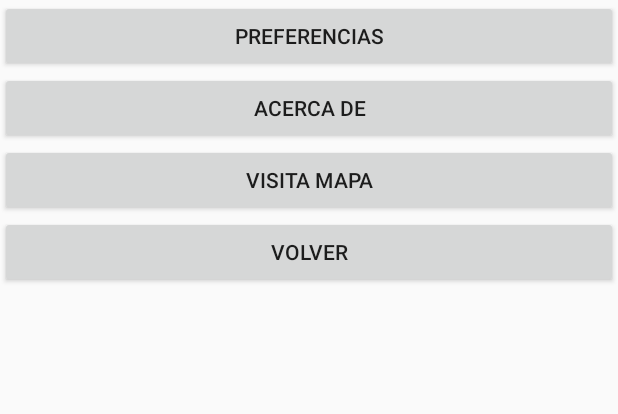
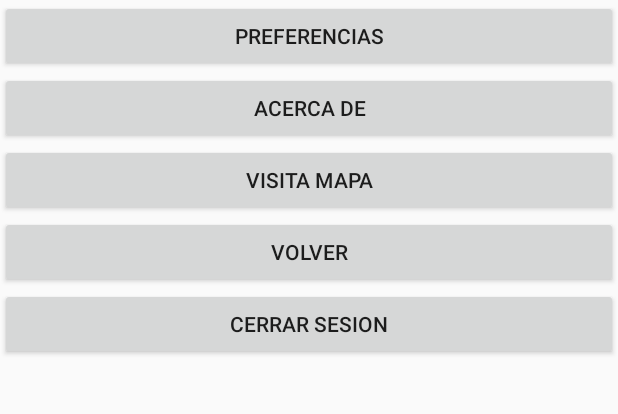
Before and after one commit to SamGuerrero/RolAppeame, an Android app: the layout activity_configuracion.xml on its own in the app's theme, with its tools: preview values and no code run, on a phone screen of 412 x 824 dp, the part 375-789 px from its top. Run offline under Robolectric (Android 15) with nearby library versions, the phone set to English and light mode, and no system bars.

```diff
--- a/app/build.gradle
+++ b/app/build.gradle
@@ -36,6 +36,7 @@ dependencies {
     implementation 'com.google.firebase:firebase-firestore:20.0.0'
     implementation 'com.google.firebase:firebase-core:17.0.0'
     implementation 'com.google.android.gms:play-services-maps:17.0.0'
+    implementation 'com.google.firebase:firebase-auth:19.1.0'
 
 }
 
--- a/app/src/main/AndroidManifest.xml
+++ b/app/src/main/AndroidManifest.xml
@@ -39,7 +39,7 @@
         <activity
             android:name=".MapsActivity"
             android:label="@string/title_activity_maps"></activity>
-        <activity android:name=".MainActivity">
+        <activity android:name=".LogIn">
             <intent-filter>
                 <action android:name="android.intent.action.MAIN" />
 
@@ -47,6 +47,7 @@
             </intent-filter>
         </activity>
         <activity android:name=".CrearPersonaje" />
+        <activity android:name=".MainActivity" />
         <activity android:name=".AcercaDe" />
         <activity android:name=".VistaPersonaje" />
         <activity android:name=".CrearPartida" />
--- a/app/src/main/res/layout/activity_configuracion.xml
+++ b/app/src/main/res/layout/activity_configuracion.xml
@@ -36,4 +36,10 @@
         android:layout_width="match_parent"
         android:layout_height="wrap_content"
         android:text="@string/volver" />
+
+    <Button
+        android:id="@+id/btCerrarSesion"
+        android:layout_width="match_parent"
+        android:layout_height="wrap_content"
+        android:text="Cerrar Sesion" />
 </LinearLayout>
```
Also changed, not shown: app/src/main/java/es/centroafuera/rolappeame/Configuracion.java (+19 -0 lines), app/src/main/java/es/centroafuera/rolappeame/LogIn.java (+33 -1 lines).
